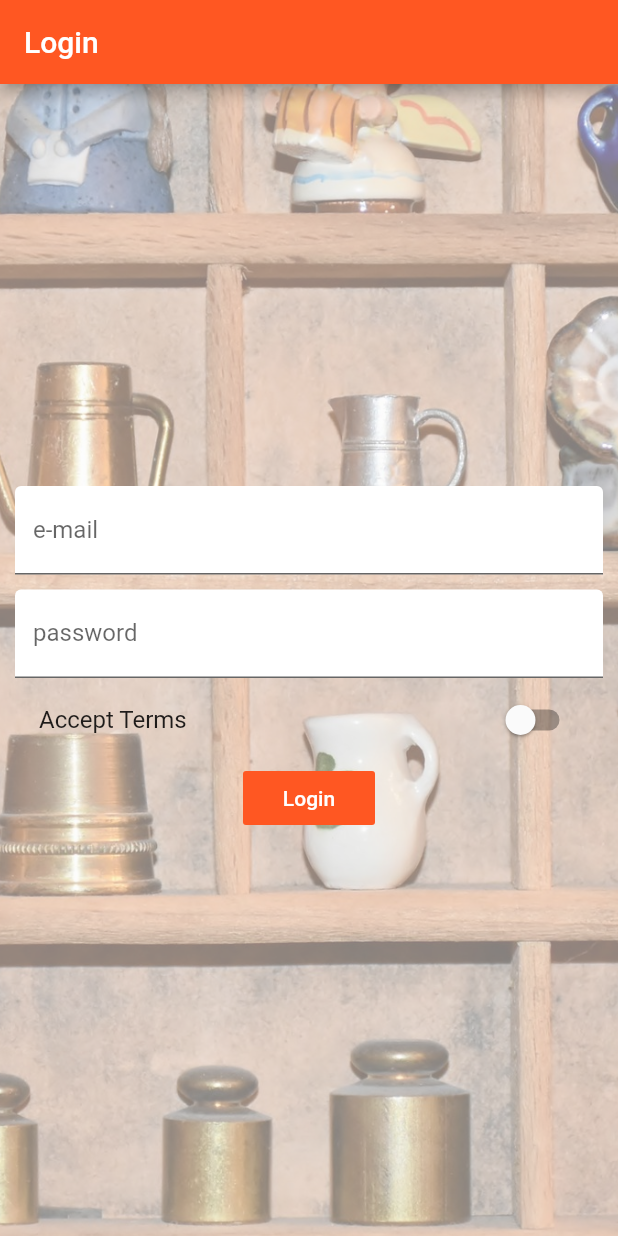
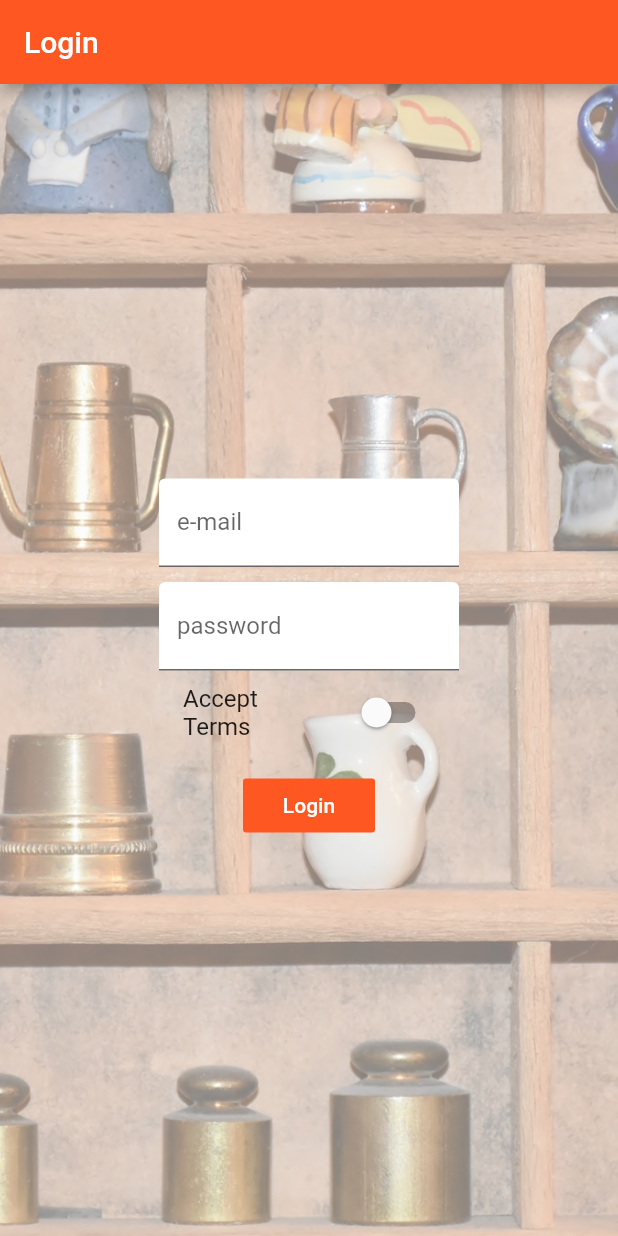
Before and after one commit to cbdorado/flutter_practice, a Flutter app: the screen it shows after launch, on a phone screen of 412 x 824 dp. Run offline on Flutter 3.47's test engine with Material 2 defaults, Android fonts, the phone set to English and light mode, and no system bars.

Commit message:
refactored all code

```diff
--- a/flutter_course/lib/pages/auth.dart
+++ b/flutter_course/lib/pages/auth.dart
@@ -13,15 +13,9 @@ class _AuthPageState extends State<AuthPage> {
   String _emailValue;
   String _passwordValue;
   bool _acceptTerms = false;
-  @override
-  Widget build(BuildContext context) {
-    return Scaffold(
-        appBar: AppBar(
-          title: Text('Login'),
-        ),
-        body: Container(
-          decoration: BoxDecoration(
-              image: DecorationImage(
+
+  DecorationImage _buildBackgroundImage() {
+    return DecorationImage(
       fit: BoxFit.cover,
       colorFilter: ColorFilter.mode(
         Colors.black.withOpacity(0.5),
@@ -30,12 +24,11 @@ class _AuthPageState extends State<AuthPage> {
       image: AssetImage(
         'assets/background.jpg',
       ),
-          )),
-          padding: EdgeInsets.all(10.0),
-          child: Center(
-            child: SingleChildScrollView(
-              child: Column(children: <Widget>[
-                TextField(
+    );
+  }
+
+  Widget _buildEmailTextField() {
+    return TextField(
       decoration: InputDecoration(
         labelText: 'e-mail',
         filled: true,
@@ -45,11 +38,11 @@ class _AuthPageState extends State<AuthPage> {
       onChanged: (String value) {
         _emailValue = value;
       },
-                ),
-                SizedBox(
-                  height: 10.0,
-                ),
-                TextField(
+    );
+  }
+
+  Widget _buildPasswordTextField() {
+    return TextField(
       decoration: InputDecoration(
         labelText: 'password',
         filled: true,
@@ -59,26 +52,64 @@ class _AuthPageState extends State<AuthPage> {
       onChanged: (String value) {
         _passwordValue = value;
       },
-                ),
-                SwitchListTile(
+    );
+  }
+
+  Widget _buildAcceptSwitch() {
+    return SwitchListTile(
         value: _acceptTerms,
         onChanged: (bool value) {
           setState(() {
             _acceptTerms = value;
           });
         },
-                    title: Text('Accept Terms')),
-                FlatButton(
+        title: Text('Accept Terms'));
+  }
+
+  Widget _buildLoginButton() {
+    return FlatButton(
       color: Theme.of(context).primaryColor,
       textColor: Colors.white,
       child: Text("Login"),
       onPressed: () {
         Navigator.pushReplacementNamed(context, '/products');
       },
+    );
+  }
+
+  @override
+  Widget build(BuildContext context) {
+    return Scaffold(
+      appBar: AppBar(
+        title: Text('Login'),
       ),
-              ]),
+      body: Container(
+        decoration: BoxDecoration(
+          image: _buildBackgroundImage(),
+        ),
+        padding: EdgeInsets.all(10.0),
+        child: Center(
+          child: SingleChildScrollView(
+            child: Container(
+              width: 200.0,
+              child: Column(
+                children: <Widget>[
+                  _buildEmailTextField(),
+                  SizedBox(
+                    height: 10.0,
+                  ),
+                  _buildPasswordTextField(),
+                  _buildAcceptSwitch(),
+                  SizedBox(
+                    height: 10.0,
+                  ),
+                  _buildLoginButton(),
+                ],
               ),
             ),
-        ));
+          ),
+        ),
+      ),
+    );
   }
 }
--- a/flutter_course/lib/pages/products_admin.dart
+++ b/flutter_course/lib/pages/products_admin.dart
@@ -17,6 +17,7 @@ class ProductsAdminPage extends StatelessWidget {
             children: <Widget>[
               AppBar(automaticallyImplyLeading: false, title: Text("Choose")),
               ListTile(
+                leading: Icon(Icons.shop),
                 title: Text("All Products"),
                 onTap: () {
                   Navigator.pushReplacementNamed(context, "/products");
```
Also changed, not shown: flutter_course/lib/main.dart (+13 -10 lines), flutter_course/lib/pages/product.dart (+45 -11 lines), flutter_course/lib/pages/product_create.dart (+34 -18 lines), flutter_course/lib/pages/products.dart (+18 -5 lines), flutter_course/lib/widgets/product_manager.dart (deleted, +0 -15 lines), flutter_course/lib/widgets/products.dart (deleted, +0 -85 lines), flutter_course/lib/widgets/products/address_tag.dart (added, +21 -0 lines), flutter_course/lib/widgets/products/price_tag.dart (added, +24 -0 lines), flutter_course/lib/widgets/products/product_card.dart (added, +67 -0 lines), flutter_course/lib/widgets/products/products.dart (added, +31 -0 lines), flutter_course/lib/widgets/ui_elements/title_default.dart (added, +16 -0 lines). Lines whose indentation alone changed are shown as unchanged.
